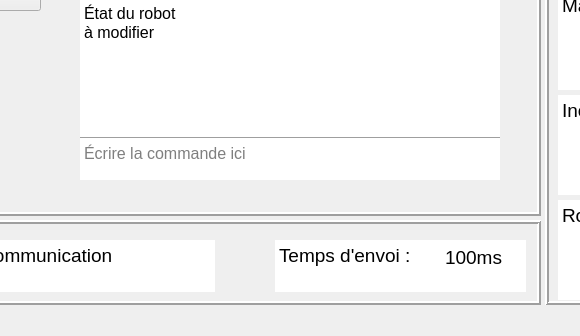
The window that Puissance Gant/Programmation/Code_Pi/Interface/InterfacePuissanceGant.ui (Puissance-Gant/S4-Puissance-Gant) describes before a commit, drawn with Qt 5; both pictures show x 160 to 740 and y 240 to 576 of the 1024 by 576 pixel window.
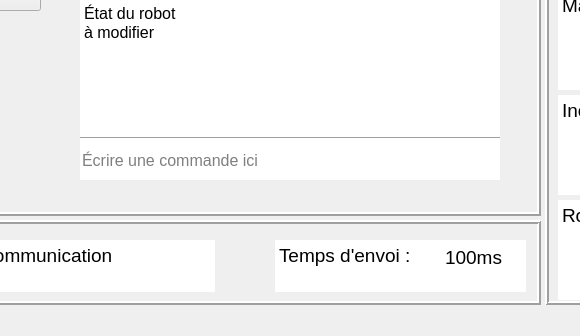
The same window after the commit. Icons and pictures are not drawn. Custom widgets are drawn as their Qt base class.

Commit message:
Début de la ligne de communication (console)
Lire et écrire le texte entré par l'utilisateur dans la console

```diff
--- a/Puissance Gant/Programmation/Code_Pi/Interface/InterfacePuissanceGant.ui
+++ b/Puissance Gant/Programmation/Code_Pi/Interface/InterfacePuissanceGant.ui
@@ -813,34 +813,6 @@
       <bool>false</bool>
      </property>
     </widget>
-    <widget class="QTextEdit" name="TextEdit_ConsoleManuel">
-     <property name="geometry">
-      <rect>
-       <x>210</x>
-       <y>190</y>
-       <width>420</width>
-       <height>40</height>
-      </rect>
-     </property>
-     <property name="font">
-      <font>
-       <pointsize>12</pointsize>
-      </font>
-     </property>
-     <property name="frameShape">
-      <enum>QFrame::NoFrame</enum>
-     </property>
-     <property name="html">
-      <string>&lt;!DOCTYPE HTML PUBLIC &quot;-//W3C//DTD HTML 4.0//EN&quot; &quot;http://www.w3.org/TR/REC-html40/strict.dtd&quot;&gt;
-&lt;html&gt;&lt;head&gt;&lt;meta name=&quot;qrichtext&quot; content=&quot;1&quot; /&gt;&lt;style type=&quot;text/css&quot;&gt;
-p, li { white-space: pre-wrap; }
-&lt;/style&gt;&lt;/head&gt;&lt;body style=&quot; font-family:'MS Shell Dlg 2'; font-size:12pt; font-weight:400; font-style:normal;&quot;&gt;
-&lt;p style=&quot;-qt-paragraph-type:empty; margin-top:0px; margin-bottom:0px; margin-left:0px; margin-right:0px; -qt-block-indent:0; text-indent:0px;&quot;&gt;&lt;br /&gt;&lt;/p&gt;&lt;/body&gt;&lt;/html&gt;</string>
-     </property>
-     <property name="placeholderText">
-      <string>Écrire la commande ici</string>
-     </property>
-    </widget>
     <widget class="QTextEdit" name="Text_EtatDuRobot">
      <property name="geometry">
       <rect>
@@ -948,6 +920,30 @@
       </item>
      </layout>
     </widget>
+    <widget class="QLineEdit" name="LineEdit_ConsoleManuel">
+     <property name="geometry">
+      <rect>
+       <x>210</x>
+       <y>190</y>
+       <width>420</width>
+       <height>40</height>
+      </rect>
+     </property>
+     <property name="font">
+      <font>
+       <pointsize>12</pointsize>
+      </font>
+     </property>
+     <property name="text">
+      <string/>
+     </property>
+     <property name="frame">
+      <bool>false</bool>
+     </property>
+     <property name="placeholderText">
+      <string>Écrire une commande ici</string>
+     </property>
+    </widget>
    </widget>
    <zorder>Frame_Manuel</zorder>
    <zorder>Frame_Boutons</zorder>
```
The commit also changes 11 other files.
